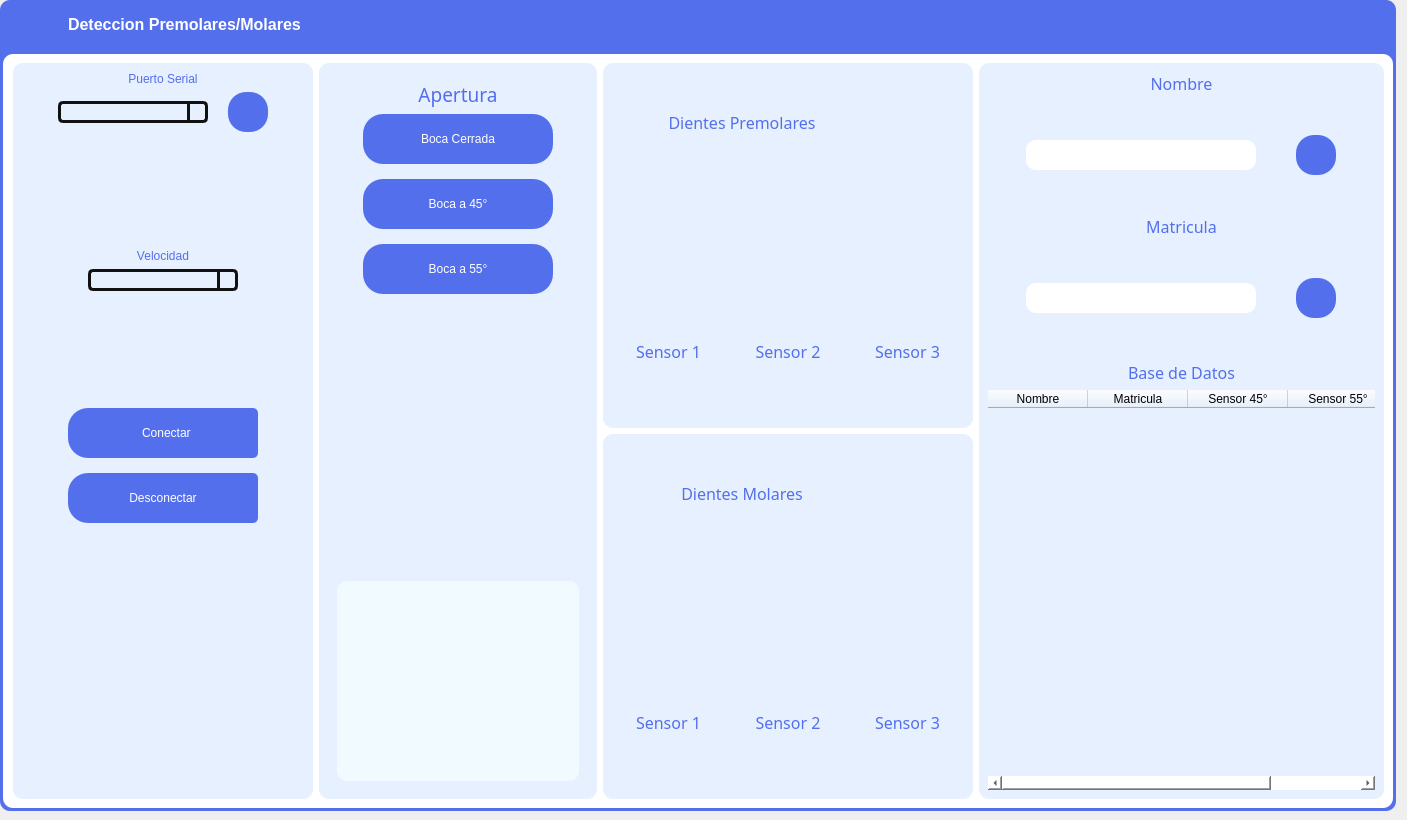
The window that GUI-2.ui (Fenix-LAB/dentist-app) describes before a commit, drawn with Qt 5.
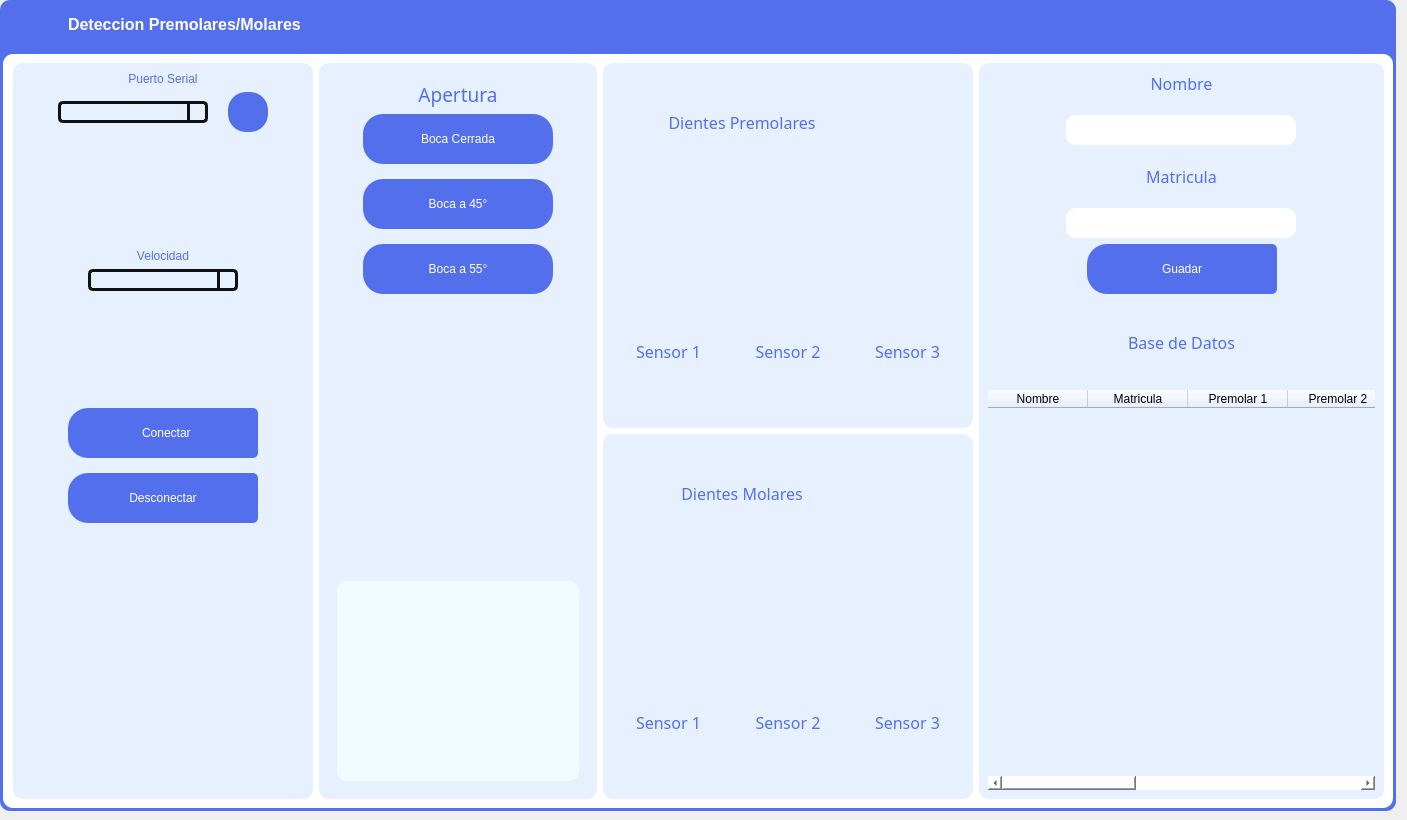
The same window after the commit. Icons and pictures are not drawn.

Commit message: Refactor GUI layout and update table structure for improved data display

Patch:
```diff
--- a/GUI-2.ui
+++ b/GUI-2.ui
@@ -1614,11 +1614,9 @@
                   </property>
                   <layout class="QVBoxLayout" name="verticalLayout_10">
                    <item>
-                    <layout class="QVBoxLayout" name="verticalLayout_27">
-                     <item>
                       <layout class="QVBoxLayout" name="verticalLayout_25">
                        <property name="spacing">
-                        <number>40</number>
+                      <number>20</number>
                        </property>
                        <item>
                         <layout class="QVBoxLayout" name="verticalLayout_23">
@@ -1662,38 +1660,6 @@
                              </property>
                             </widget>
                            </item>
-                           <item>
-                            <widget class="QPushButton" name="btn_save_nombre">
-                             <property name="minimumSize">
-                              <size>
-                               <width>40</width>
-                               <height>40</height>
-                              </size>
-                             </property>
-                             <property name="maximumSize">
-                              <size>
-                               <width>40</width>
-                               <height>16777215</height>
-                              </size>
-                             </property>
-                             <property name="styleSheet">
-                              <string notr="true">border-radius:18px;</string>
-                             </property>
-                             <property name="text">
-                              <string/>
-                             </property>
-                             <property name="icon">
-                              <iconset>
-                               <normaloff>icons/log-in.svg</normaloff>icons/log-in.svg</iconset>
-                             </property>
-                             <property name="iconSize">
-                              <size>
-                               <width>25</width>
-                               <height>25</height>
-                              </size>
-                             </property>
-                            </widget>
-                           </item>
                           </layout>
                          </item>
                         </layout>
@@ -1740,25 +1706,43 @@
                              </property>
                             </widget>
                            </item>
+                        </layout>
+                       </item>
+                      </layout>
+                     </item>
+                    </layout>
+                   </item>
                            <item>
-                            <widget class="QPushButton" name="btn_save_matricula">
+                    <layout class="QHBoxLayout" name="horizontalLayout_11">
+                     <item>
+                      <spacer name="horizontalSpacer_12">
+                       <property name="orientation">
+                        <enum>Qt::Horizontal</enum>
+                       </property>
+                       <property name="sizeHint" stdset="0">
+                        <size>
+                         <width>28</width>
+                         <height>20</height>
+                        </size>
+                       </property>
+                      </spacer>
+                     </item>
+                     <item>
+                      <widget class="QPushButton" name="btn_guardar">
                              <property name="minimumSize">
                               <size>
-                               <width>40</width>
-                               <height>40</height>
+                         <width>190</width>
+                         <height>50</height>
                               </size>
                              </property>
                              <property name="maximumSize">
                               <size>
-                               <width>40</width>
-                               <height>16777215</height>
-                              </size>
-                             </property>
-                             <property name="styleSheet">
-                              <string notr="true">border-radius:18px;</string>
-                             </property>
+                         <width>190</width>
+                         <height>50</height>
+                        </size>
+                       </property>
                              <property name="text">
-                              <string/>
+                        <string>Guadar</string>
                              </property>
                              <property name="icon">
                               <iconset>
@@ -1766,30 +1750,26 @@
                              </property>
                              <property name="iconSize">
                               <size>
-                               <width>25</width>
-                               <height>25</height>
+                         <width>30</width>
+                         <height>30</height>
                               </size>
                              </property>
                             </widget>
                            </item>
-                          </layout>
-                         </item>
-                        </layout>
-                       </item>
-                      </layout>
-                     </item>
                      <item>
-                      <spacer name="verticalSpacer_5">
+                      <spacer name="horizontalSpacer_13">
                        <property name="orientation">
-                        <enum>Qt::Vertical</enum>
+                        <enum>Qt::Horizontal</enum>
                        </property>
                        <property name="sizeHint" stdset="0">
                         <size>
-                         <width>20</width>
-                         <height>40</height>
+                         <width>18</width>
+                         <height>20</height>
                         </size>
                        </property>
                       </spacer>
+                     </item>
+                    </layout>
                      </item>
                      <item>
                       <layout class="QVBoxLayout" name="verticalLayout_26">
@@ -1838,17 +1818,35 @@
                          </column>
                          <column>
                           <property name="text">
-                           <string>Sensor 45°</string>
+                         <string>Premolar 1</string>
                           </property>
                          </column>
                          <column>
                           <property name="text">
-                           <string>Sensor 55°</string>
+                         <string>Premolar 2</string>
+                        </property>
+                       </column>
+                       <column>
+                        <property name="text">
+                         <string>New Column</string>
+                        </property>
+                       </column>
+                       <column>
+                        <property name="text">
+                         <string>Premolar 3</string>
+                        </property>
+                       </column>
+                       <column>
+                        <property name="text">
+                         <string>Molar 1</string>
+                        </property>
+                       </column>
+                       <column>
+                        <property name="text">
+                         <string>Molar 3</string>
                           </property>
                          </column>
                         </widget>
-                       </item>
-                      </layout>
                      </item>
                     </layout>
                    </item>
```
Lines whose indentation alone changed are shown as unchanged. The commit also changes 2 other files.
